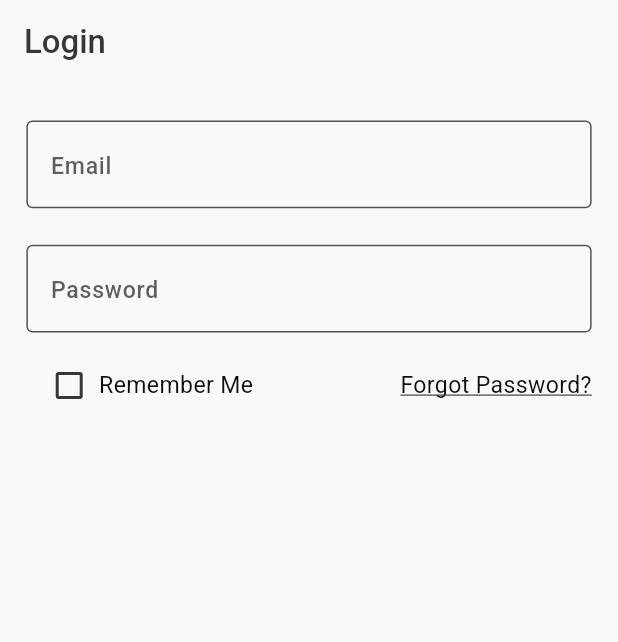
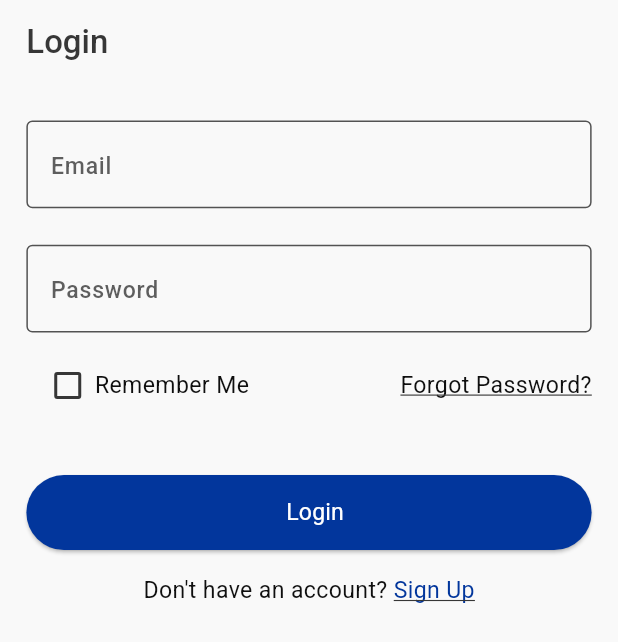
Before and after one commit to MohammedGhazaly/elevate-proj-1-exam-app, a Flutter app: the screen it shows after launch, on a phone screen of 412 x 824 dp. Shown: the top 642 px of the screen. Run offline on Flutter 3.47's test engine with Material 3 defaults, Android fonts, the phone set to English and light mode, and no system bars; our stand-ins replace cached_network_image, dio, easy_localization, flutter_bloc, flutter_cache_manager, flutter_screenutil and 10 more; project files that could hold a hidden picture were left out.

Commit message:
feat(login): finished login screen UI
- added the login button with max width for large screens
- added don't have account text

```diff
--- a/lib/features/login/presentation/view/pages/login_page.dart
+++ b/lib/features/login/presentation/view/pages/login_page.dart
@@ -4,6 +4,7 @@ import 'package:exam_app/core/languages/locale_keys.g.dart';
 import 'package:exam_app/core/shared/widgets/custom_app_bar.dart';
 import 'package:exam_app/features/login/presentation/view/widgets/login_body.dart';
 import 'package:flutter/material.dart';
+import 'package:flutter_screenutil/flutter_screenutil.dart';
 
 class LoginPage extends StatelessWidget {
   const LoginPage({super.key});
@@ -16,8 +17,8 @@ class LoginPage extends StatelessWidget {
       textDirection: isArabic ? TextDirection.rtl : TextDirection.ltr,
       child: Scaffold(
         appBar: CustomAppBar(
-          right: 16,
-          left: 16,
+          right: 16.w,
+          left: 16.w,
           title: LocaleKeys.login_log_in.tr(),
           isCenteredTitle: false,
         ),
--- /dev/null
+++ b/lib/features/login/presentation/view/widgets/dont_have_account.dart
@@ -0,0 +1,26 @@
+import 'package:easy_localization/easy_localization.dart';
+import 'package:exam_app/core/languages/locale_keys.g.dart';
+import 'package:exam_app/core/theme/app_colors.dart';
+import 'package:flutter/material.dart';
+
+class DontHaveAccount extends StatelessWidget {
+  const DontHaveAccount({super.key});
+
+  @override
+  Widget build(BuildContext context) {
+    return Text.rich(
+      TextSpan(
+        text: LocaleKeys.login_no_account.tr(),
+        children: [
+          TextSpan(
+            text: LocaleKeys.login_sign_up.tr(),
+            style: TextStyle(
+              decoration: TextDecoration.underline,
+              color: AppColors.prime,
+            ),
+          ),
+        ],
+      ),
+    );
+  }
+}
--- a/lib/features/login/presentation/view/widgets/login_body.dart
+++ b/lib/features/login/presentation/view/widgets/login_body.dart
@@ -1,5 +1,8 @@
-
-
+import 'package:easy_localization/easy_localization.dart';
+import 'package:exam_app/core/languages/locale_keys.g.dart';
+import 'package:exam_app/core/shared/widgets/custom_button.dart';
+import 'package:exam_app/core/theme/app_colors.dart';
+import 'package:exam_app/features/login/presentation/view/widgets/dont_have_account.dart';
 import 'package:exam_app/features/login/presentation/view/widgets/email_and_password_form.dart';
 import 'package:exam_app/features/login/presentation/view/widgets/remeber_me_and_forgot_password_row.dart';
 import 'package:flutter/material.dart';
@@ -20,6 +23,23 @@ class LoginBody extends StatelessWidget {
           EmailAndPasswordForm(),
           SizedBox(height: 24.h),
           RemeberMeAndForgotPasswordRow(),
+          SizedBox(height: 48.h),
+          ConstrainedBox(
+            constraints: BoxConstraints(
+              maxWidth: 500,
+            ),
+            child: CustomButton(
+              title: LocaleKeys.login_log_in_button.tr(),
+              radius: 100.r,
+              isGradient: false,
+              backGroundColor: AppColors.prime,
+              onTap: () {
+                //todo: implement login functionality
+              },
+            ),
+          ),
+          SizedBox(height: 16.h),
+          DontHaveAccount(),
         ],
       ),
     );
--- a/lib/features/login/presentation/view/widgets/remeber_me_and_forgot_password_row.dart
+++ b/lib/features/login/presentation/view/widgets/remeber_me_and_forgot_password_row.dart
@@ -26,10 +26,10 @@ class _RemeberMeAndForgotPasswordRowState
             crossAxisAlignment: CrossAxisAlignment.center,
             children: [
               SizedBox(
-                width: 20.w,
-                height: 20.h,
+                width: 20,
+                height: 20,
                 child: Checkbox(
-                  materialTapTargetSize: MaterialTapTargetSize.shrinkWrap,
+                  materialTapTargetSize: MaterialTapTargetSize.padded,
                   value: isChecked,
                   onChanged: (value) {
                     setState(() {
@@ -38,7 +38,7 @@ class _RemeberMeAndForgotPasswordRowState
                   },
                 ),
               ),
-              SizedBox(width: 8.w),
+              SizedBox(width: 8),
               Text(
                 LocaleKeys.login_remember_me.tr(),
               ),
```
